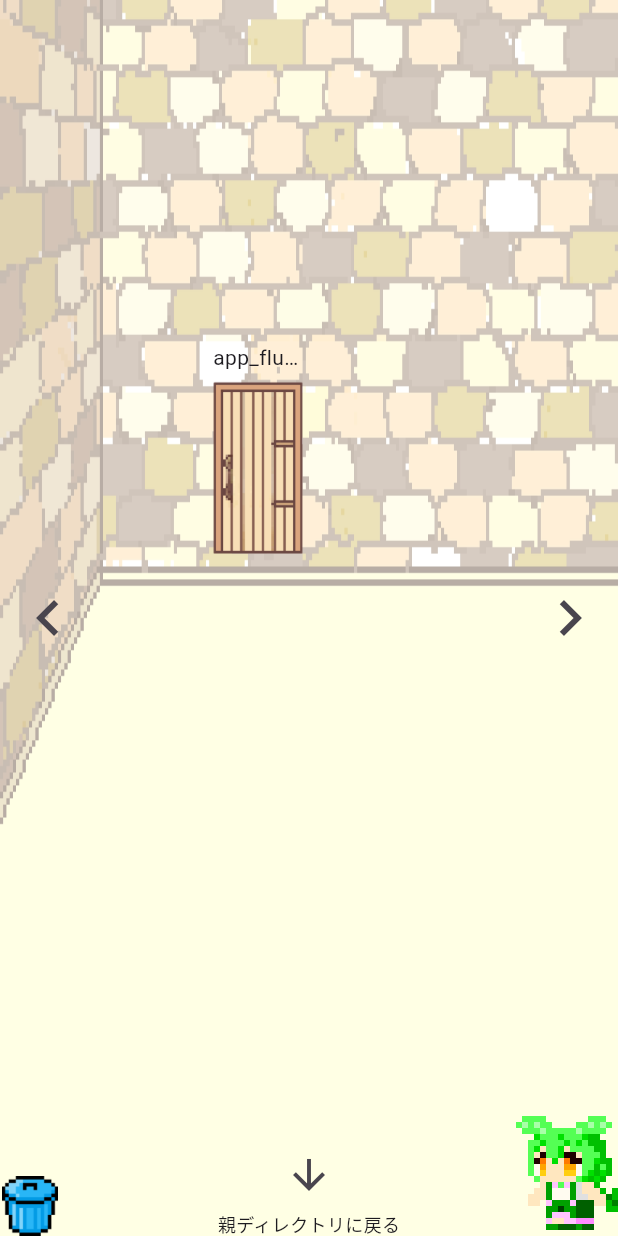
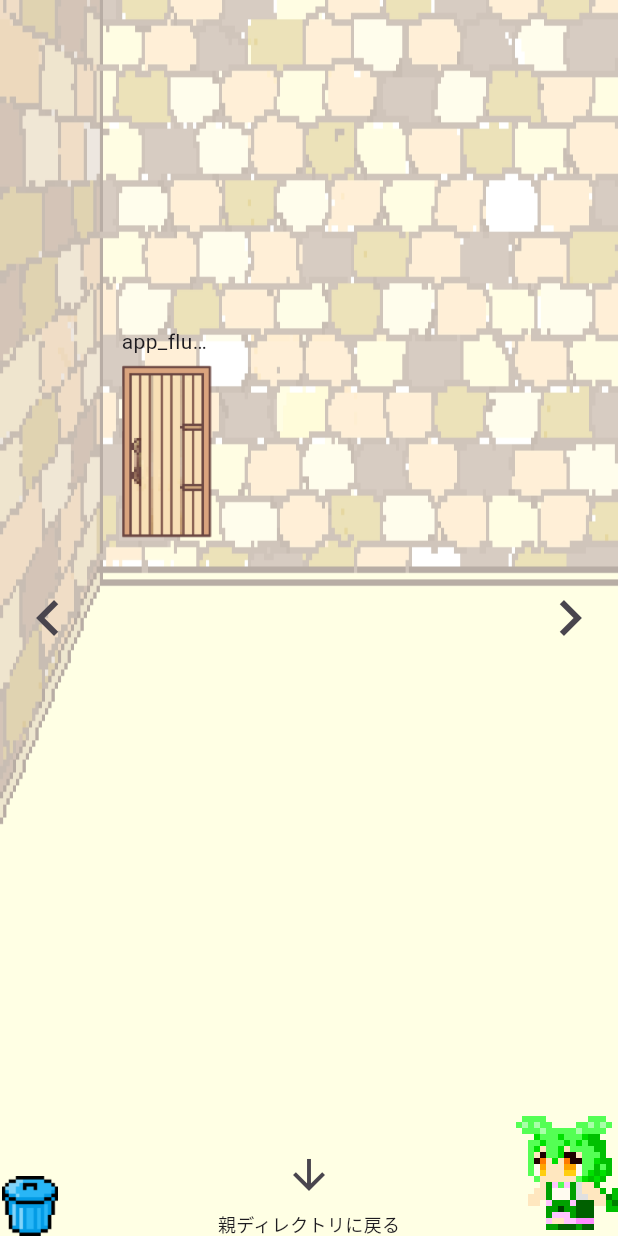
Before and after one commit to multimikan/GiikuCamp_vol11, a Flutter app: the screen it shows after launch, after a tap on the "arrow downward" icon, on a phone screen of 412 x 824 dp. Run offline on Flutter 3.47's test engine with Material 3 defaults, Android fonts, the phone set to English and light mode, and no system bars; our stand-ins replace open_file; missing offline and left inert: dart:ffi, win32, window_size.

Commit message:
見た目調整

```diff
--- a/giiku_camp_vol11_flutter_app/lib/background/store/obj_database_store.dart
+++ b/giiku_camp_vol11_flutter_app/lib/background/store/obj_database_store.dart
@@ -166,7 +166,8 @@ class ObjDatabaseStore{
   }
 
   Map<String, int> _getPlace(FileSystemEntity f) {
-    const int margin = 80;
+    double m = AppConfig.windowWidth*0.1;
+    int margin = m.toInt();
     const int maxTry = 1000;
 
     int x, y;
@@ -204,17 +205,22 @@ class ObjDatabaseStore{
   }
 
   Map<String,int> _dirPlace(){
-    final y = ZundaRoomViewModel.home!.doorY - 30;
-    final x = Random().nextInt(450)+100;
-    return {"x":x,"y":y};
+    final tmp = ZundaRoomViewModel.home!;
+    final y = tmp.doorY;
+    final maxX = tmp.floorX["max"] ?? 0;
+    final minX = tmp.floorX["min"] ?? 0;
+    final x = Random().nextInt(maxX-minX)+minX;
+    return {"x":x.toInt(),"y":y.toInt()};
   }
 
   Map<String,int> _filePlace(){
-    final margin = 250;
-    final floorY = ZundaRoomViewModel.home!.floorY;
-    final floorX = ZundaRoomViewModel.home!.floorX;
-    final y = Random().nextInt(floorY["max"]!-margin)+floorY["min"]!;
-    final x = Random().nextInt(floorX["max"]!-margin)+floorX["min"]!;
+    final tmp = ZundaRoomViewModel.home!;
+    final maxY = tmp.floorY["max"] ?? 0;
+    final minY = tmp.floorY["min"] ?? 0;
+    final maxX = tmp.floorX["max"] ?? 0;
+    final minX = tmp.floorX["min"] ?? 0;
+    final y = Random().nextInt(maxY-minY)+minY;
+    final x = Random().nextInt(maxX-minX)+minX;
     return {"x":x.toInt(),"y":y.toInt()};
   }
 }
--- a/giiku_camp_vol11_flutter_app/lib/zunda_room/image_helper.dart
+++ b/giiku_camp_vol11_flutter_app/lib/zunda_room/image_helper.dart
@@ -74,7 +74,7 @@ class HomeImages {
         return {
           RoomDirection.left: RoomImage(
             image: Image.asset("images/home1(L).png", fit: BoxFit.fill),
-            doorY: (AppConfig.windowHeight * 0.4).toInt(),
+            doorY: (AppConfig.windowHeight * 0.35).toInt(),
             floorX: {
               "min": (AppConfig.windowWidth * 0.2).toInt(),
               "max": (AppConfig.windowWidth * 0.8).toInt(),
@@ -86,26 +86,26 @@ class HomeImages {
           ),
           RoomDirection.right: RoomImage(
             image: Image.asset("images/home1(R).png", fit: BoxFit.fill),
-            doorY: (AppConfig.windowHeight * 0.4).toInt(),
+            doorY: (AppConfig.windowHeight * 0.35).toInt(),
             floorX: {
-              "min": 0,
+              "min": (AppConfig.windowWidth * 0.2).toInt(),
               "max": (AppConfig.windowWidth * 0.8).toInt(),
             },
             floorY: {
-              "min": (AppConfig.windowHeight * 0.4).toInt(),
-              "max": AppConfig.windowHeight.toInt(),
+              "min": (AppConfig.windowHeight * 0.5).toInt(),
+              "max": (AppConfig.windowHeight * 0.9).toInt(),
             },
           ),
           RoomDirection.center: RoomImage(
             image: Image.asset("images/home1(C).png", fit: BoxFit.fill),
-            doorY: (AppConfig.windowHeight * 0.4).toInt(),
+            doorY: (AppConfig.windowHeight * 0.35).toInt(),
             floorX: {
-              "min": AppConfig.windowWidth.toInt(),
+              "min": (AppConfig.windowWidth * 0.2).toInt(),
               "max": (AppConfig.windowWidth * 0.8).toInt(),
             },
             floorY: {
-              "min": (AppConfig.windowHeight * 0.4).toInt(),
-              "max": AppConfig.windowHeight.toInt(),
+              "min": (AppConfig.windowHeight * 0.5).toInt(),
+              "max": (AppConfig.windowHeight * 0.9).toInt(),
             },
           ),
         };
@@ -114,38 +114,38 @@ class HomeImages {
         return {
           RoomDirection.left: RoomImage(
             image: Image.asset("images/home2(L).png", fit: BoxFit.fill),
-            doorY: (AppConfig.windowHeight * 0.4).toInt(),
+            doorY: (AppConfig.windowHeight * 0.35).toInt(),
             floorX: {
               "min": (AppConfig.windowWidth * 0.2).toInt(),
               "max": (AppConfig.windowWidth * 0.8).toInt(),
             },
             floorY: {
-              "min": (AppConfig.windowHeight * 0.4).toInt(),
-              "max": AppConfig.windowHeight.toInt(),
+              "min": (AppConfig.windowHeight * 0.5).toInt(),
+              "max": (AppConfig.windowHeight * 0.9).toInt(),
             },
           ),
           RoomDirection.right: RoomImage(
             image: Image.asset("images/home2(R).png", fit: BoxFit.fill),
-            doorY: (AppConfig.windowHeight * 0.4).toInt(),
+            doorY: (AppConfig.windowHeight * 0.35).toInt(),
             floorX: {
-              "min": 0,
+              "min": (AppConfig.windowWidth * 0.2).toInt(),
               "max": (AppConfig.windowWidth * 0.8).toInt(),
             },
             floorY: {
-              "min": (AppConfig.windowHeight * 0.4).toInt(),
-              "max": AppConfig.windowHeight.toInt(),
+              "min": (AppConfig.windowHeight * 0.5).toInt(),
+              "max": (AppConfig.windowHeight * 0.9).toInt(),
             },
           ),
           RoomDirection.center: RoomImage(
             image: Image.asset("images/home2(C).png", fit: BoxFit.fill),
-            doorY: (AppConfig.windowHeight * 0.4).toInt(),
+            doorY: (AppConfig.windowHeight * 0.35).toInt(),
             floorX: {
-              "min": AppConfig.windowWidth.toInt(),
+              "min": (AppConfig.windowWidth * 0.2).toInt(),
               "max": (AppConfig.windowWidth * 0.8).toInt(),
             },
             floorY: {
-              "min": (AppConfig.windowHeight * 0.4).toInt(),
-              "max": AppConfig.windowHeight.toInt(),
+              "min": (AppConfig.windowHeight * 0.5).toInt(),
+              "max": (AppConfig.windowHeight * 0.9).toInt(),
             },
           ),
         };
--- a/giiku_camp_vol11_flutter_app/lib/zunda_room/zunda_room_viewmodel.dart
+++ b/giiku_camp_vol11_flutter_app/lib/zunda_room/zunda_room_viewmodel.dart
@@ -146,6 +146,7 @@ class ZundaRoomViewModel extends ChangeNotifier{
     const max_door = 4;
     const max_item = 10;
     rooms = [];
+    final width = AppConfig.windowWidth;
 
     List<Obj> tmpD = [] ,tmpF = [];
     int t = 0;
@@ -153,10 +154,10 @@ class ZundaRoomViewModel extends ChangeNotifier{
     for(var i = 0; i<needRooms; i++){
       for(var j=0; j<max_door; j++){
         if(directories.isNotEmpty){
-          if(i==0) t = 172;
-          else if(i<needRooms-1) t = 112;
-          else t = 52;
-          directories.last.location.x = j*125 + t;
+          if(i==0) t = (width*0.27).toInt();
+          else if(i<needRooms-1) t = (width*0.2).toInt();
+          else t = (width*0.13).toInt();
+          directories.last.location.x = (j*width*0.2).toInt() + t;
           tmpD.add(directories.last);
           directories.removeLast();
         }
```
